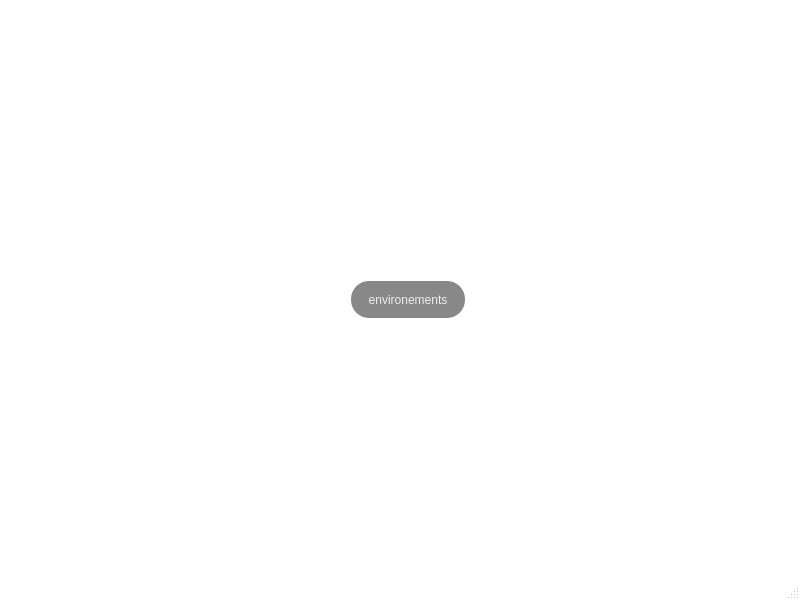
Above: gui/elements/main_window/main_window.ui from mohammedsalah-ai/RLGUI before the change. Below: the same form after it.
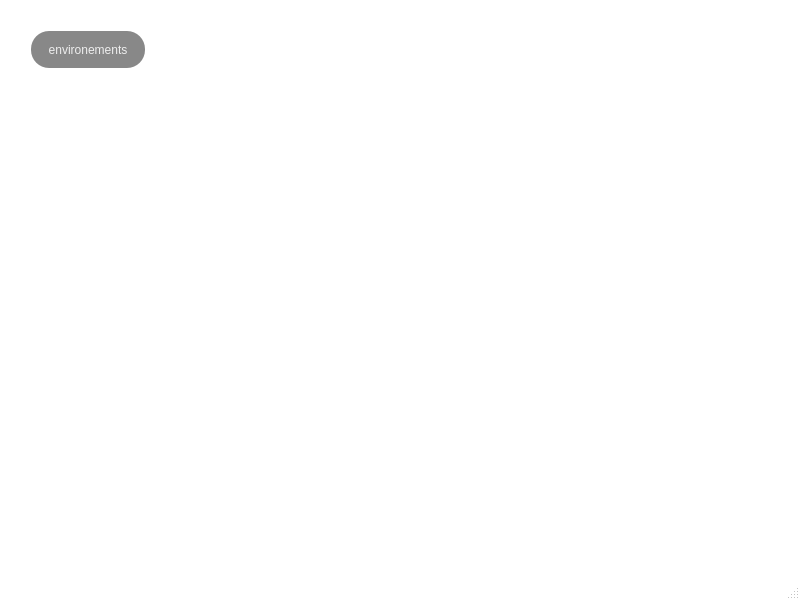
That is the form after the change.

What changed in the file:
```diff
--- a/gui/elements/main_window/main_window.ui
+++ b/gui/elements/main_window/main_window.ui
@@ -115,8 +115,8 @@
    <widget class="QPushButton" name="envBtn">
     <property name="geometry">
      <rect>
-      <x>350</x>
-      <y>280</y>
+      <x>30</x>
+      <y>30</y>
       <width>116</width>
       <height>39</height>
      </rect>
```
